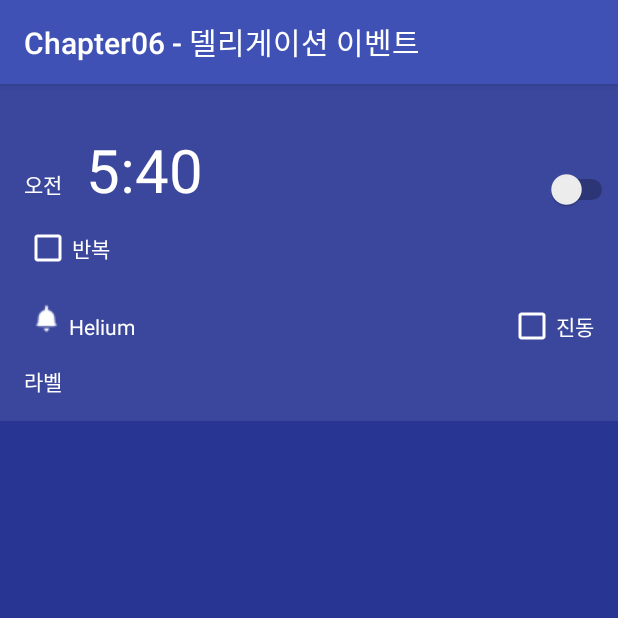
After one commit to Mosquito06/Chapter05, an Android app: the Ch06MainActivity screen opened directly, with no data from a screen before it, on a phone screen of 412 x 824 dp, the top half of it. The commit adds this screen. Run offline under Robolectric (Android 15) with nearby library versions, the phone set to English and light mode, and no system bars.

Commit message:
Chapter06 이벤트 추가

```diff
--- a/app/src/main/AndroidManifest.xml
+++ b/app/src/main/AndroidManifest.xml
@@ -16,7 +16,9 @@
                 <category android:name="android.intent.category.LAUNCHER" />
             </intent-filter>
         </activity>
-        <activity android:name=".Ex_2_5"></activity>
+        <activity android:name=".Ex_2_5" />
+        <activity android:name=".Chapter06.Ch06MainActivity" />
+        <activity android:name=".Chapter06.Ch06Hierarchy"></activity>
     </application>
 
 </manifest>
--- /dev/null
+++ b/app/src/main/java/kr/or/dgit/bigdata/chapter05/Chapter06/Ch06MainActivity.java
@@ -0,0 +1,90 @@
+package kr.or.dgit.bigdata.chapter05.Chapter06;
+
+import android.support.v7.app.AppCompatActivity;
+import android.os.Bundle;
+import android.view.View;
+import android.widget.CheckBox;
+import android.widget.CompoundButton;
+import android.widget.Switch;
+import android.widget.TextView;
+import android.widget.Toast;
+
+import kr.or.dgit.bigdata.chapter05.R;
+
+public class Ch06MainActivity extends AppCompatActivity {
+    private TextView bellTextView;
+    private TextView labelTextView;
+    private CheckBox repeatCheckView;
+    private Switch switchView;
+    private CheckBox vibrateCheckView;
+
+
+    @Override
+    protected void onCreate(Bundle savedInstanceState) {
+        super.onCreate(savedInstanceState);
+        setContentView(R.layout.activity_ch06_main);
+        setTitle("Chapter06 - 델리게이션 이벤트");
+
+        bellTextView = findViewById(R.id.bell_name);
+        labelTextView = findViewById(R.id.label);
+        repeatCheckView = findViewById(R.id.repeatCheck);
+        switchView = findViewById(R.id.onOff);
+        vibrateCheckView = findViewById(R.id.vibrate);
+
+
+        bellTextView.setOnClickListener(new View.OnClickListener() {
+            @Override
+            public void onClick(View view) {
+                showToast("벨 라벨 클릭 했다.");
+            }
+        });
+
+        labelTextView.setOnClickListener((new View.OnClickListener() {
+            @Override
+            public void onClick(View view) {
+                showToast("라벨 클릭 했다.");
+            }
+        }));
+
+        repeatCheckView.setOnCheckedChangeListener(new CompoundButton.OnCheckedChangeListener() {
+            @Override
+            public void onCheckedChanged(CompoundButton compoundButton, boolean b) {
+                if(b){
+                    showToast("반복으로 설정");
+                }else{
+                    showToast("반복하지 않음");
+                }
+            }
+        });
+
+        vibrateCheckView.setOnCheckedChangeListener(new CompoundButton.OnCheckedChangeListener() {
+            @Override
+            public void onCheckedChanged(CompoundButton compoundButton, boolean b) {
+                if(b){
+                    showToast("진동으로 설정");
+                }else{
+                    showToast("진동하지 않음");
+                }
+            }
+        });
+
+        switchView.setOnCheckedChangeListener(new CompoundButton.OnCheckedChangeListener() {
+            @Override
+            public void onCheckedChanged(CompoundButton compoundButton, boolean b) {
+                if(b){
+                    showToast("스위치 On");
+                }else{
+                    showToast("스위치 Off");
+                }
+            }
+        });
+    }
+
+    public void showToast(String message){
+        Toast toast = Toast.makeText(this, message, Toast.LENGTH_LONG);
+        toast.show();
+    }
+
+
+
+}
--- /dev/null
+++ b/app/src/main/res/layout/activity_ch06_main.xml
@@ -0,0 +1,92 @@
+<?xml version="1.0" encoding="utf-8"?>
+<LinearLayout xmlns:android="http://schemas.android.com/apk/res/android"
+    android:layout_width="match_parent"
+    android:layout_height="match_parent"
+    android:background="#283593">
+
+    <RelativeLayout
+        android:layout_width="match_parent"
+        android:layout_height="wrap_content"
+        android:background="#3b479d"
+        android:paddingBottom="16dp"
+        >
+
+        <TextView
+            android:id="@+id/ampm"
+            android:layout_width="wrap_content"
+            android:layout_height="wrap_content"
+            android:text="오전"
+            android:textColor="#FFFFFF"
+            android:layout_marginTop="56dp"
+            android:layout_marginLeft="16dp"/>
+
+        <TextView
+            android:id="@+id/time"
+            android:layout_width="wrap_content"
+            android:layout_height="wrap_content"
+            android:text="5:40"
+            android:textColor="#FFFFFF"
+            android:textSize="40dp"
+            android:layout_toRightOf="@id/ampm"
+            android:layout_marginLeft="16dp"
+            android:layout_alignBaseline="@id/ampm"/>
+
+
+        <Switch
+            android:id="@+id/onOff"
+            android:layout_width="wrap_content"
+            android:layout_height="wrap_content"
+            android:layout_alignParentRight="true"
+            android:layout_alignBottom="@id/time"
+            android:buttonTint="#FF0000"/>
+
+        <CheckBox
+            android:id="@+id/repeatCheck"
+            android:layout_width="wrap_content"
+            android:layout_height="wrap_content"
+            android:text="반복"
+            android:textColor="#FFFFFF"
+            android:layout_below="@id/ampm"
+            android:layout_alignLeft="@id/ampm"
+            android:layout_marginTop="16dp"
+            android:buttonTint="#FFFFFF"
+            />
+
+        <ImageView
+            android:id="@+id/bell"
+            android:layout_width="wrap_content"
+            android:layout_height="wrap_content"
+            android:src="@drawable/bell"
+            android:layout_below="@id/repeatCheck"
+            android:layout_alignLeft="@id/ampm"
+            android:layout_marginTop="16dp"/>
+        <TextView
+            android:id="@+id/bell_name"
+            android:layout_width="wrap_content"
+            android:layout_height="wrap_content"
+            android:text="Helium"
+            android:textColor="#FFFFFF"
+            android:layout_toRightOf="@id/bell"
+            android:layout_alignBottom="@id/bell"/>
+        <TextView
+            android:id="@+id/label"
+            android:layout_width="wrap_content"
+            android:layout_height="wrap_content"
+            android:text="라벨"
+            android:textColor="#FFFFFF"
+            android:layout_below="@id/bell_name"
+            android:layout_alignLeft="@id/ampm"
+            android:layout_marginTop="16dp"/>
+        <CheckBox
+            android:id="@+id/vibrate"
+            android:layout_width="wrap_content"
+            android:layout_height="wrap_content"
+            android:text="진동"
+            android:textColor="#FFFFFF"
+            android:layout_alignParentRight="true"
+            android:layout_alignBaseline="@id/bell_name"
+            android:layout_marginRight="16dp"
+            android:layout_marginBottom="16dp"
+            android:buttonTint="#FFFFFF"/>
+    </RelativeLayout>
+</LinearLayout>
--- a/app/src/main/res/values/strings.xml
+++ b/app/src/main/res/values/strings.xml
@@ -1,3 +1,3 @@
 <resources>
-    <string name="app_name">Chapter05</string>
+    <string name="app_name">Chapter05 / Chapter06</string>
 </resources>
```
Also changed, not shown: app/src/main/java/kr/or/dgit/bigdata/chapter05/Chapter06/Ch06Hierarchy.java (added, +67 -0 lines), app/src/main/java/kr/or/dgit/bigdata/chapter05/MainActivity.java (+12 -0 lines), app/src/main/res/layout/activity_ch06_hierarchy.xml (added, +92 -0 lines), app/src/main/res/layout/activity_main.xml (+36 -0 lines), app/src/main/res/drawable/bell.png (added).
